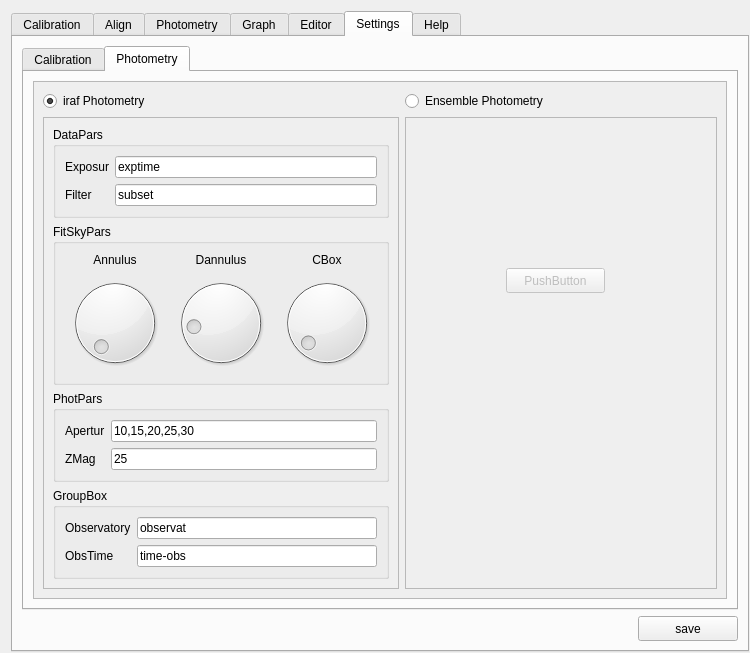
Above: myraf.ui from yucelkilic/myrafproject before the change. Below: the same form after it.
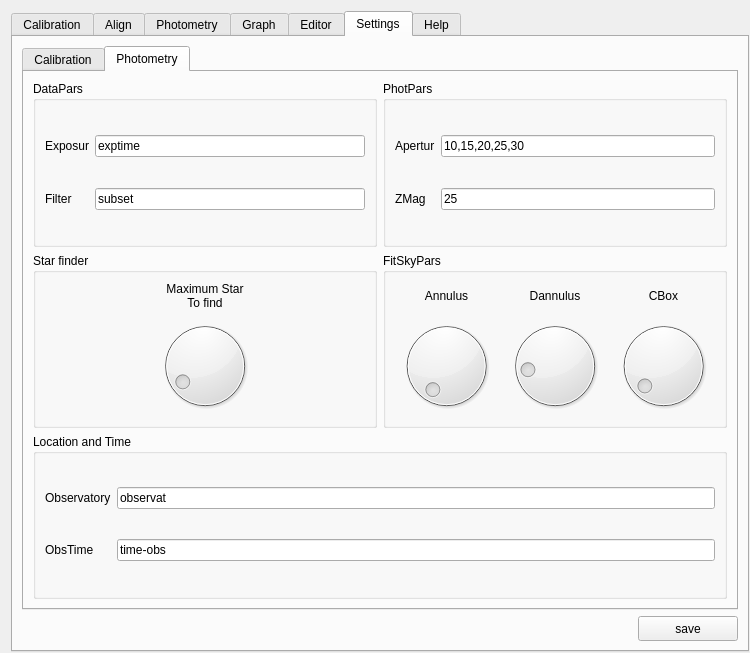
That is the form after the change. The open tabs and pages were chosen to show the change. Icons and pictures are not drawn. Custom widgets are drawn as their Qt base class.

Commit message: Settings tab redesigned, find star modified

```diff
--- a/myraf.ui
+++ b/myraf.ui
@@ -2300,10 +2300,40 @@
        <string>Settings</string>
       </attribute>
       <layout class="QGridLayout" name="gridLayout_36">
+       <item row="1" column="1">
+        <widget class="QPushButton" name="pushButton_34">
+         <property name="minimumSize">
+          <size>
+           <width>100</width>
+           <height>25</height>
+          </size>
+         </property>
+         <property name="maximumSize">
+          <size>
+           <width>100</width>
+           <height>25</height>
+          </size>
+         </property>
+         <property name="text">
+          <string>save</string>
+         </property>
+         <property name="icon">
+          <iconset>
+           <normaloff>../.designer/backup/img/sav.png</normaloff>../.designer/backup/img/sav.png</iconset>
+         </property>
+        </widget>
+       </item>
+       <item row="1" column="0">
+        <widget class="QLabel" name="label_27">
+         <property name="text">
+          <string/>
+         </property>
+        </widget>
+       </item>
        <item row="0" column="0" colspan="2">
         <widget class="QTabWidget" name="tabWidget_6">
          <property name="currentIndex">
-          <number>1</number>
+          <number>0</number>
          </property>
          <widget class="QWidget" name="tab_21">
           <attribute name="title">
@@ -2320,8 +2350,8 @@
                <rect>
                 <x>0</x>
                 <y>0</y>
-                <width>96</width>
-                <height>95</height>
+                <width>706</width>
+                <height>418</height>
                </rect>
               </property>
               <attribute name="label">
@@ -2338,8 +2368,8 @@
                    <rect>
                     <x>0</x>
                     <y>0</y>
-                    <width>176</width>
-                    <height>99</height>
+                    <width>690</width>
+                    <height>402</height>
                    </rect>
                   </property>
                   <layout class="QGridLayout" name="gridLayout_55">
@@ -2461,7 +2491,7 @@
                <rect>
                 <x>0</x>
                 <y>0</y>
-                <width>96</width>
+                <width>95</width>
                 <height>95</height>
                </rect>
               </property>
@@ -2638,7 +2668,7 @@
                <rect>
                 <x>0</x>
                 <y>0</y>
-                <width>96</width>
+                <width>95</width>
                 <height>95</height>
                </rect>
               </property>
@@ -2804,7 +2834,7 @@
                <rect>
                 <x>0</x>
                 <y>0</y>
-                <width>96</width>
+                <width>95</width>
                 <height>95</height>
                </rect>
               </property>
@@ -2822,8 +2852,8 @@
                    <rect>
                     <x>0</x>
                     <y>0</y>
-                    <width>96</width>
-                    <height>26</height>
+                    <width>79</width>
+                    <height>79</height>
                    </rect>
                   </property>
                   <widget class="QLabel" name="label_34">
@@ -2898,50 +2928,10 @@
           <attribute name="title">
            <string>Photometry</string>
           </attribute>
+          <layout class="QGridLayout" name="gridLayout_68">
+           <item row="0" column="0">
           <layout class="QGridLayout" name="gridLayout_63">
            <item row="0" column="0">
-            <widget class="QScrollArea" name="scrollArea_10">
-             <property name="widgetResizable">
-              <bool>true</bool>
-             </property>
-             <widget class="QWidget" name="scrollAreaWidgetContents_10">
-              <property name="geometry">
-               <rect>
-                <x>0</x>
-                <y>0</y>
-                <width>702</width>
-                <height>530</height>
-               </rect>
-              </property>
-              <layout class="QGridLayout" name="gridLayout_60">
-               <item row="0" column="0">
-                <layout class="QGridLayout" name="gridLayout_58">
-                 <item row="0" column="0">
-                  <widget class="QRadioButton" name="radioButton">
-                   <property name="text">
-                    <string>iraf Photometry</string>
-                   </property>
-                   <property name="checked">
-                    <bool>true</bool>
-                   </property>
-                  </widget>
-                 </item>
-                 <item row="1" column="0">
-                  <widget class="QScrollArea" name="scrollArea_11">
-                   <property name="widgetResizable">
-                    <bool>true</bool>
-                   </property>
-                   <widget class="QWidget" name="scrollAreaWidgetContents_11">
-                    <property name="geometry">
-                     <rect>
-                      <x>0</x>
-                      <y>0</y>
-                      <width>346</width>
-                      <height>487</height>
-                     </rect>
-                    </property>
-                    <layout class="QGridLayout" name="gridLayout_71">
-                     <item row="0" column="0">
                       <widget class="QGroupBox" name="groupBox_13">
                        <property name="title">
                         <string>DataPars</string>
@@ -2978,12 +2968,95 @@
                        </layout>
                       </widget>
                      </item>
+             <item row="0" column="1">
+              <widget class="QGroupBox" name="groupBox_15">
+               <property name="title">
+                <string>PhotPars</string>
+               </property>
+               <layout class="QGridLayout" name="gridLayout_67">
+                <item row="0" column="0">
+                 <widget class="QLabel" name="label_44">
+                  <property name="text">
+                   <string>Apertur</string>
+                  </property>
+                 </widget>
+                </item>
+                <item row="0" column="1">
+                 <widget class="QLineEdit" name="lineEdit_15">
+                  <property name="text">
+                   <string>10,15,20,25,30</string>
+                  </property>
+                 </widget>
+                </item>
                      <item row="1" column="0">
+                 <widget class="QLabel" name="label_45">
+                  <property name="text">
+                   <string>ZMag</string>
+                  </property>
+                 </widget>
+                </item>
+                <item row="1" column="1">
+                 <widget class="QLineEdit" name="lineEdit_16">
+                  <property name="text">
+                   <string>25</string>
+                  </property>
+                 </widget>
+                </item>
+               </layout>
+              </widget>
+             </item>
+             <item row="1" column="0">
+              <widget class="QGroupBox" name="groupBox_19">
+               <property name="title">
+                <string>Star finder</string>
+               </property>
+               <layout class="QGridLayout" name="gridLayout_60">
+                <item row="0" column="0">
+                 <layout class="QGridLayout" name="gridLayout_58">
+                  <item row="2" column="0">
+                   <widget class="QDial" name="dial_4">
+                    <property name="minimum">
+                     <number>5</number>
+                    </property>
+                    <property name="maximum">
+                     <number>250</number>
+                    </property>
+                    <property name="pageStep">
+                     <number>1</number>
+                    </property>
+                    <property name="value">
+                     <number>25</number>
+                    </property>
+                    <property name="wrapping">
+                     <bool>false</bool>
+                    </property>
+                    <property name="notchesVisible">
+                     <bool>false</bool>
+                    </property>
+                   </widget>
+                  </item>
+                  <item row="1" column="0">
+                   <widget class="QLabel" name="label_64">
+                    <property name="text">
+                     <string>Maximum Star
+To find</string>
+                    </property>
+                    <property name="alignment">
+                     <set>Qt::AlignCenter</set>
+                    </property>
+                   </widget>
+                  </item>
+                 </layout>
+                </item>
+               </layout>
+              </widget>
+             </item>
+             <item row="1" column="1">
                       <widget class="QGroupBox" name="groupBox_14">
                        <property name="title">
                         <string>FitSkyPars</string>
                        </property>
-                       <layout class="QGridLayout" name="gridLayout_68">
+               <layout class="QGridLayout" name="gridLayout_59">
                         <item row="0" column="0">
                          <layout class="QGridLayout" name="gridLayout_64">
                           <item row="0" column="0">
@@ -3095,47 +3168,10 @@
                        </layout>
                       </widget>
                      </item>
-                     <item row="2" column="0">
-                      <widget class="QGroupBox" name="groupBox_15">
-                       <property name="title">
-                        <string>PhotPars</string>
-                       </property>
-                       <layout class="QGridLayout" name="gridLayout_67">
-                        <item row="0" column="0">
-                         <widget class="QLabel" name="label_44">
-                          <property name="text">
-                           <string>Apertur</string>
-                          </property>
-                         </widget>
-                        </item>
-                        <item row="0" column="1">
-                         <widget class="QLineEdit" name="lineEdit_15">
-                          <property name="text">
-                           <string>10,15,20,25,30</string>
-                          </property>
-                         </widget>
-                        </item>
-                        <item row="1" column="0">
-                         <widget class="QLabel" name="label_45">
-                          <property name="text">
-                           <string>ZMag</string>
-                          </property>
-                         </widget>
-                        </item>
-                        <item row="1" column="1">
-                         <widget class="QLineEdit" name="lineEdit_16">
-                          <property name="text">
-                           <string>25</string>
-                          </property>
-                         </widget>
-                        </item>
-                       </layout>
-                      </widget>
-                     </item>
-                     <item row="3" column="0">
+             <item row="2" column="0" colspan="2">
                       <widget class="QGroupBox" name="groupBox_17">
                        <property name="title">
-                        <string>GroupBox</string>
+                <string>Location and Time</string>
                        </property>
                        <layout class="QGridLayout" name="gridLayout_69">
                         <item row="0" column="0">
@@ -3170,91 +3206,9 @@
                       </widget>
                      </item>
                     </layout>
-                   </widget>
-                  </widget>
-                 </item>
-                </layout>
-               </item>
-               <item row="0" column="1">
-                <layout class="QGridLayout" name="gridLayout_59">
-                 <item row="0" column="0">
-                  <widget class="QRadioButton" name="radioButton_2">
-                   <property name="text">
-                    <string>Ensemble Photometry</string>
-                   </property>
-                  </widget>
-                 </item>
-                 <item row="1" column="0">
-                  <widget class="QScrollArea" name="scrollArea_12">
-                   <property name="enabled">
-                    <bool>false</bool>
-                   </property>
-                   <property name="widgetResizable">
-                    <bool>true</bool>
-                   </property>
-                   <widget class="QWidget" name="scrollAreaWidgetContents_12">
-                    <property name="geometry">
-                     <rect>
-                      <x>0</x>
-                      <y>0</y>
-                      <width>326</width>
-                      <height>487</height>
-                     </rect>
-                    </property>
-                    <widget class="QPushButton" name="pushButton_43">
-                     <property name="geometry">
-                      <rect>
-                       <x>100</x>
-                       <y>150</y>
-                       <width>99</width>
-                       <height>25</height>
-                      </rect>
-                     </property>
-                     <property name="text">
-                      <string>PushButton</string>
-                     </property>
-                    </widget>
-                   </widget>
-                  </widget>
-                 </item>
-                </layout>
-               </item>
-              </layout>
-             </widget>
-            </widget>
-           </item>
-          </layout>
-         </widget>
-        </widget>
-       </item>
-       <item row="1" column="0">
-        <widget class="QLabel" name="label_27">
-         <property name="text">
-          <string/>
-         </property>
-        </widget>
-       </item>
-       <item row="1" column="1">
-        <widget class="QPushButton" name="pushButton_34">
-         <property name="minimumSize">
-          <size>
-           <width>100</width>
-           <height>25</height>
-          </size>
-         </property>
-         <property name="maximumSize">
-          <size>
-           <width>100</width>
-           <height>25</height>
-          </size>
-         </property>
-         <property name="text">
-          <string>save</string>
-         </property>
-         <property name="icon">
-          <iconset>
-           <normaloff>../.designer/backup/img/sav.png</normaloff>../.designer/backup/img/sav.png</iconset>
-         </property>
+           </item>
+          </layout>
+         </widget>
         </widget>
        </item>
       </layout>
@@ -3311,8 +3265,8 @@
                <rect>
                 <x>0</x>
                 <y>0</y>
-                <width>96</width>
-                <height>26</height>
+                <width>100</width>
+                <height>30</height>
                </rect>
               </property>
               <attribute name="label">
@@ -3325,8 +3279,8 @@
                <rect>
                 <x>0</x>
                 <y>0</y>
-                <width>96</width>
-                <height>26</height>
+                <width>100</width>
+                <height>30</height>
                </rect>
               </property>
               <attribute name="label">
@@ -3339,7 +3293,7 @@
                <rect>
                 <x>0</x>
                 <y>0</y>
-                <width>96</width>
+                <width>95</width>
                 <height>95</height>
                </rect>
               </property>
@@ -3357,8 +3311,8 @@
                    <rect>
                     <x>0</x>
                     <y>0</y>
-                    <width>96</width>
-                    <height>26</height>
+                    <width>79</width>
+                    <height>79</height>
                    </rect>
                   </property>
                  </widget>
@@ -3371,8 +3325,8 @@
                <rect>
                 <x>0</x>
                 <y>0</y>
-                <width>96</width>
-                <height>26</height>
+                <width>73</width>
+                <height>16</height>
                </rect>
               </property>
               <attribute name="label">
@@ -3385,8 +3339,8 @@
                <rect>
                 <x>0</x>
                 <y>0</y>
-                <width>96</width>
-                <height>26</height>
+                <width>100</width>
+                <height>30</height>
                </rect>
               </property>
               <attribute name="label">
```
Lines whose indentation alone changed are shown as unchanged. The commit also changes 3 other files.
